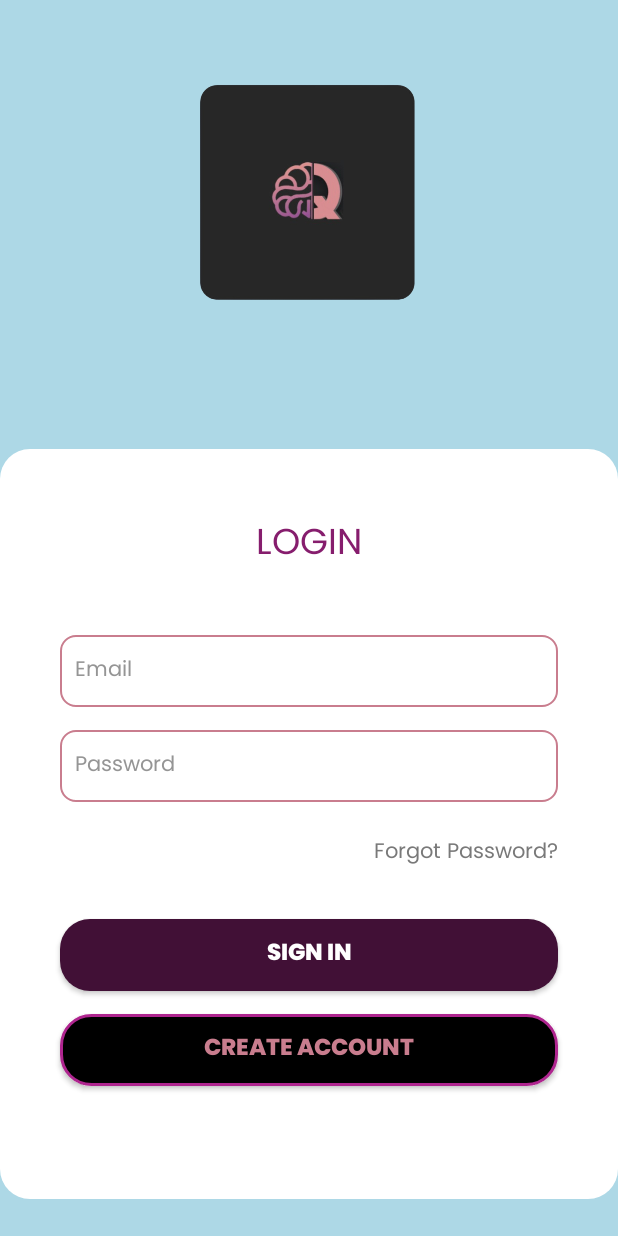
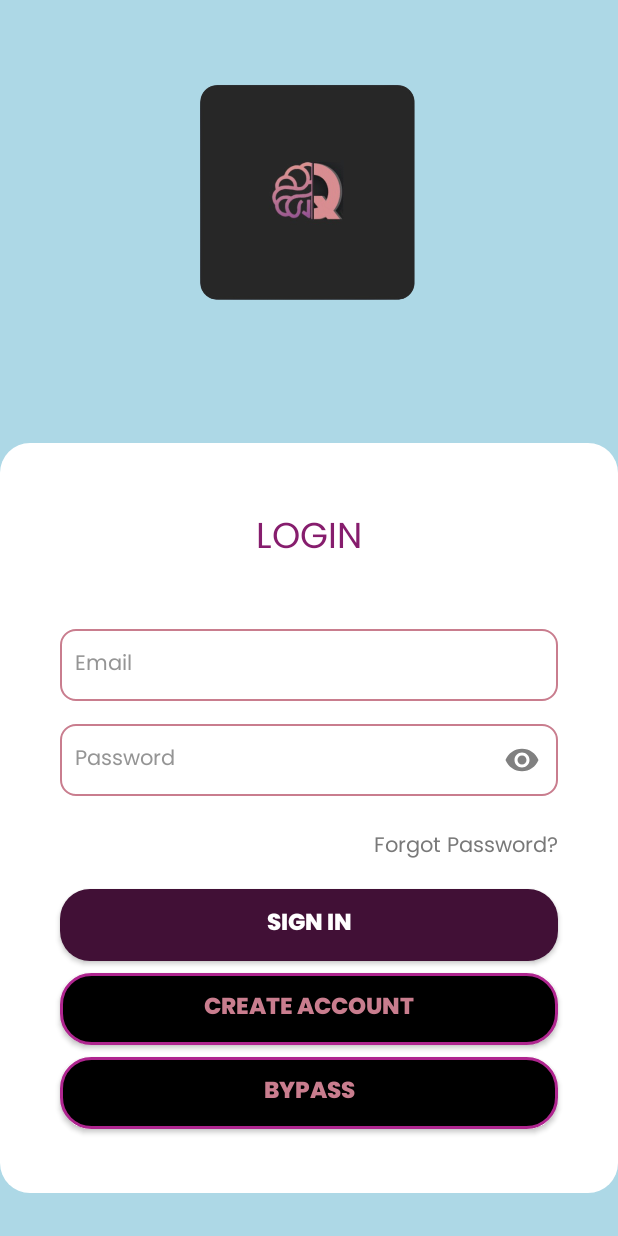
Before and after one commit to Jecchisauce/Quizora1, an Android app: the LoginForm screen opened directly, with no data from a screen before it, on a phone screen of 412 x 824 dp. Run offline under Robolectric (Android 15) with nearby library versions, the phone set to English and light mode, and no system bars; our stand-ins replace data binding.

Commit message:
Login Credentials (/)

```diff
--- /dev/null
+++ b/Quizora/app/src/main/res/drawable/baseline_remove_red_eye_24.xml
@@ -0,0 +1,5 @@
+<vector xmlns:android="http://schemas.android.com/apk/res/android" android:height="24dp" android:tint="#000000" android:viewportHeight="24" android:viewportWidth="24" android:width="24dp">
+
+    <path android:fillColor="@android:color/white" android:pathData="M12,4.5C7,4.5 2.73,7.61 1,12c1.73,4.39 6,7.5 11,7.5s9.27,-3.11 11,-7.5c-1.73,-4.39 -6,-7.5 -11,-7.5zM12,17c-2.76,0 -5,-2.24 -5,-5s2.24,-5 5,-5 5,2.24 5,5 -2.24,5 -5,5zM12,9c-1.66,0 -3,1.34 -3,3s1.34,3 3,3 3,-1.34 3,-3 -1.34,-3 -3,-3z"/>
+
+</vector>
--- a/Quizora/app/src/main/res/layout/activity_login_form.xml
+++ b/Quizora/app/src/main/res/layout/activity_login_form.xml
@@ -25,10 +25,10 @@
             android:id="@+id/loginContainer"
             android:layout_width="0dp"
             android:layout_height="500dp"
-            android:layout_marginTop="96dp"
+            android:layout_marginTop="92dp"
             android:background="@drawable/borders"
             app:layout_constraintEnd_toEndOf="parent"
-            app:layout_constraintHorizontal_bias="0.0"
+            app:layout_constraintHorizontal_bias="1.0"
             app:layout_constraintStart_toStartOf="parent"
             app:layout_constraintTop_toBottomOf="@id/ImageView1">
 
@@ -74,13 +74,30 @@
                 android:fontFamily="@font/poppins_regular"
                 android:hint="Password"
                 android:inputType="textPassword"
-                android:paddingLeft="10dp"
+                android:paddingStart="10dp"
+                android:paddingEnd="45dp"
                 android:textColor="@color/black"
                 android:textColorHint="#959595"
                 android:textSize="14sp"
                 app:layout_constraintEnd_toEndOf="parent"
                 app:layout_constraintStart_toStartOf="parent"
                 app:layout_constraintTop_toBottomOf="@id/EmailAddress" />
+
+
+            <ImageView
+                android:id="@+id/togglePassword"
+                android:layout_width="24dp"
+                android:layout_height="24dp"
+                android:layout_marginEnd="52dp"
+                android:clickable="true"
+                android:contentDescription="Toggle Password Visibility"
+                android:focusable="true"
+                android:src="@drawable/baseline_remove_red_eye_24"
+                android:tint="#808080"
+                app:layout_constraintBottom_toBottomOf="@id/Password"
+                app:layout_constraintEnd_toEndOf="parent"
+                app:layout_constraintTop_toTopOf="@id/Password"
+                tools:ignore="TouchTargetSizeCheck,UseAppTint" />
 
             <Button
                 android:id="@+id/forgotbtn"
@@ -98,34 +115,53 @@
                 app:layout_constraintTop_toBottomOf="@id/Password" />
 
             <Button
+                android:id="@+id/Signupbtn"
+                android:layout_width="0dp"
+                android:layout_height="wrap_content"
+                android:layout_marginHorizontal="40dp"
+                android:layout_marginTop="8dp"
+                android:background="@drawable/create"
+                android:fontFamily="@font/poppins_extrabold"
+                android:text="CREATE ACCOUNT"
+                android:textColor="#C97D8E"
+                android:textSize="15sp"
+                app:layout_constraintEnd_toEndOf="parent"
+                app:layout_constraintHorizontal_bias="0.675"
+                app:layout_constraintStart_toStartOf="parent"
+                app:layout_constraintTop_toBottomOf="@id/Signin" />
+
+            <Button
                 android:id="@+id/Signin"
                 android:layout_width="0dp"
                 android:layout_height="wrap_content"
                 android:layout_marginHorizontal="40dp"
-                android:layout_marginTop="20dp"
+                android:layout_marginTop="4dp"
                 android:background="@drawable/border"
                 android:fontFamily="@font/poppins_extrabold"
                 android:text="SIGN IN"
                 android:textColor="@color/white"
                 android:textSize="15sp"
                 app:layout_constraintEnd_toEndOf="parent"
+                app:layout_constraintHorizontal_bias="0.675"
                 app:layout_constraintStart_toStartOf="parent"
                 app:layout_constraintTop_toBottomOf="@id/forgotbtn" />
 
             <Button
-                android:id="@+id/Signupbtn"
+                android:id="@+id/bypassbtn"
                 android:layout_width="0dp"
                 android:layout_height="wrap_content"
                 android:layout_marginHorizontal="40dp"
-                android:layout_marginTop="15dp"
+                android:layout_marginTop="64dp"
                 android:background="@drawable/create"
                 android:fontFamily="@font/poppins_extrabold"
-                android:text="CREATE ACCOUNT"
+                android:text="BYPASS"
                 android:textColor="#C97D8E"
                 android:textSize="15sp"
                 app:layout_constraintEnd_toEndOf="parent"
+                app:layout_constraintHorizontal_bias="0.675"
                 app:layout_constraintStart_toStartOf="parent"
                 app:layout_constraintTop_toBottomOf="@id/Signin" />
+
         </androidx.constraintlayout.widget.ConstraintLayout>
     </androidx.constraintlayout.widget.ConstraintLayout>
 </layout>
```
Also changed, not shown: Quizora/app/src/main/java/com/example/quizora/LoginForm.kt (+56 -1 lines), 56 other files.
